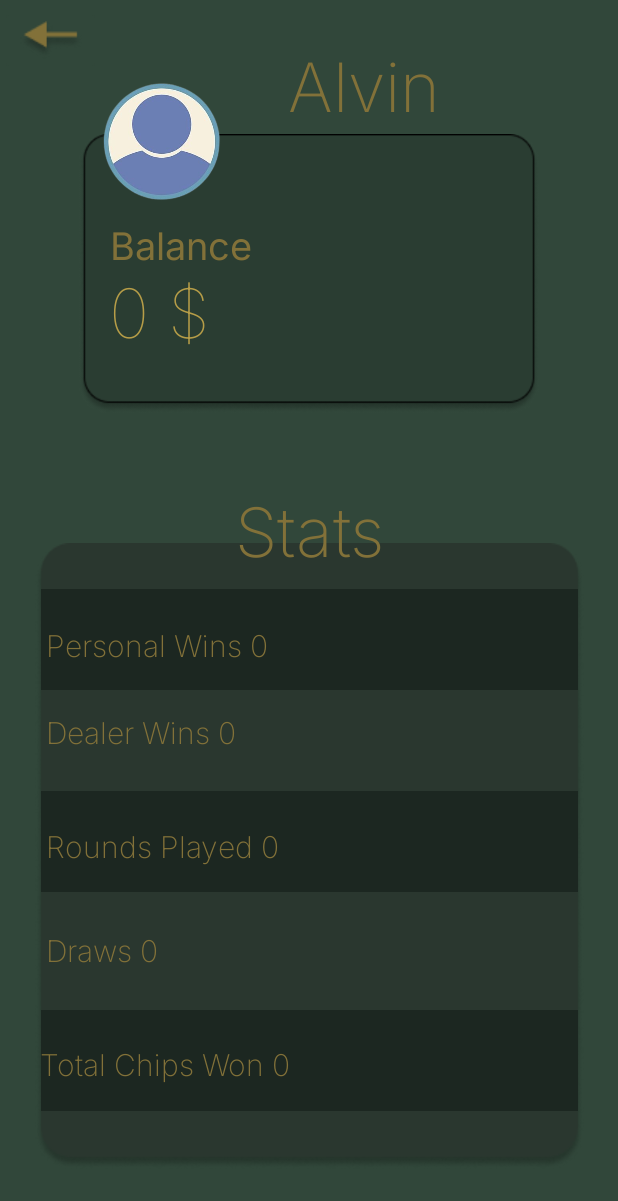
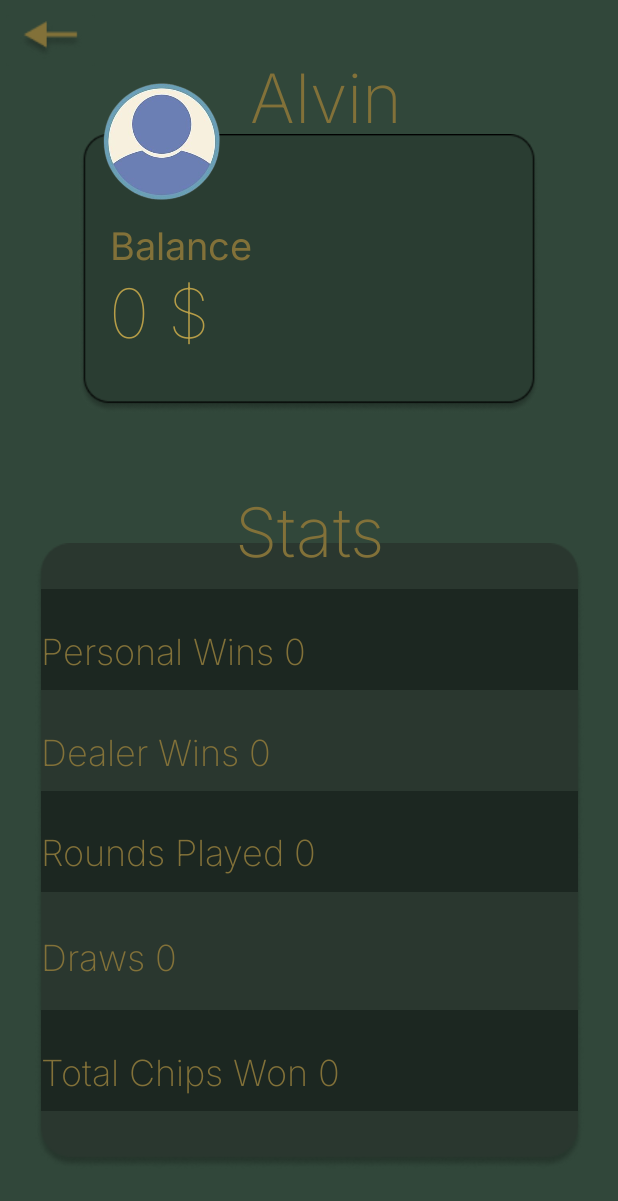
Before and after one commit to alvinjhson/CardGame, an Android app: the StatisticActivity2 screen opened directly, with no data from a screen before it, on a phone screen of 412 x 824 dp. Shown: the top 1201 px of the screen. Run offline under Robolectric (Android 15) with nearby library versions, the phone set to English and light mode, and no system bars.

Commit message:
Fixed some text style in statistic activity

```diff
--- a/app/src/main/res/layout/activity_statistic2.xml
+++ b/app/src/main/res/layout/activity_statistic2.xml
@@ -17,10 +17,10 @@
         android:textSize="45sp"
         app:layout_constraintBottom_toBottomOf="parent"
         app:layout_constraintEnd_toEndOf="parent"
-        app:layout_constraintHorizontal_bias="0.922"
+        app:layout_constraintHorizontal_bias="0.8"
         app:layout_constraintStart_toStartOf="parent"
         app:layout_constraintTop_toTopOf="parent"
-        app:layout_constraintVertical_bias="0.031" />
+        app:layout_constraintVertical_bias="0.041" />
 
     <ImageView
         android:id="@+id/imageView2"
@@ -70,75 +70,75 @@
 
     <TextView
         android:id="@+id/playerWinsView"
-        android:layout_width="200dp"
-        android:layout_height="46dp"
+        android:layout_width="300dp"
+        android:layout_height="43dp"
         android:fontFamily="@font/inter_extralight"
         android:text="TextView"
         android:textColor="#827139"
-        android:textSize="20sp"
+        android:textSize="24sp"
         app:layout_constraintBottom_toBottomOf="parent"
         app:layout_constraintEnd_toEndOf="parent"
-        app:layout_constraintHorizontal_bias="0.146"
+        app:layout_constraintHorizontal_bias="0.243"
         app:layout_constraintStart_toStartOf="parent"
         app:layout_constraintTop_toTopOf="parent"
         app:layout_constraintVertical_bias="0.534" />
 
     <TextView
         android:id="@+id/dealerWinView"
-        android:layout_width="200dp"
-        android:layout_height="46dp"
+        android:layout_width="300dp"
+        android:layout_height="43dp"
         android:fontFamily="@font/inter_extralight"
         android:text="TextView"
         android:textColor="#827139"
-        android:textSize="20sp"
+        android:textSize="24sp"
         app:layout_constraintBottom_toBottomOf="parent"
         app:layout_constraintEnd_toEndOf="parent"
-        app:layout_constraintHorizontal_bias="0.146"
+        app:layout_constraintHorizontal_bias="0.243"
         app:layout_constraintStart_toStartOf="parent"
         app:layout_constraintTop_toTopOf="parent"
-        app:layout_constraintVertical_bias="0.608" />
+        app:layout_constraintVertical_bias="0.62" />
+
+    <TextView
+        android:id="@+id/drawView"
+        android:layout_width="300dp"
+        android:layout_height="43dp"
+        android:fontFamily="@font/inter_extralight"
+        android:text="TextView"
+        android:textColor="#827139"
+        android:textSize="24sp"
+        app:layout_constraintBottom_toBottomOf="parent"
+        app:layout_constraintEnd_toEndOf="parent"
+        app:layout_constraintHorizontal_bias="0.243"
+        app:layout_constraintStart_toStartOf="parent"
+        app:layout_constraintTop_toTopOf="parent"
+        app:layout_constraintVertical_bias="0.795" />
 
     <TextView
         android:id="@+id/totalChipsWonView"
-        android:layout_width="230dp"
-        android:layout_height="46dp"
+        android:layout_width="300dp"
+        android:layout_height="43dp"
         android:fontFamily="@font/inter_extralight"
         android:text="TextView"
         android:textColor="#827139"
-        android:textSize="20sp"
+        android:textSize="24sp"
         app:layout_constraintBottom_toBottomOf="parent"
         app:layout_constraintEnd_toEndOf="parent"
-        app:layout_constraintHorizontal_bias="0.146"
+        app:layout_constraintHorizontal_bias="0.243"
         app:layout_constraintStart_toStartOf="parent"
         app:layout_constraintTop_toTopOf="parent"
         app:layout_constraintVertical_bias="0.893" />
 
     <TextView
-        android:id="@+id/drawView"
-        android:layout_width="200dp"
-        android:layout_height="46dp"
+        android:id="@+id/roundsPlayedView"
+        android:layout_width="300dp"
+        android:layout_height="44dp"
         android:fontFamily="@font/inter_extralight"
         android:text="TextView"
         android:textColor="#827139"
-        android:textSize="20sp"
+        android:textSize="24sp"
         app:layout_constraintBottom_toBottomOf="parent"
         app:layout_constraintEnd_toEndOf="parent"
-        app:layout_constraintHorizontal_bias="0.146"
-        app:layout_constraintStart_toStartOf="parent"
-        app:layout_constraintTop_toTopOf="parent"
-        app:layout_constraintVertical_bias="0.795" />
-
-    <TextView
-        android:id="@+id/roundsPlayedView"
-        android:layout_width="200dp"
-        android:layout_height="46dp"
-        android:fontFamily="@font/inter_extralight"
-        android:text="TextView"
-        android:textColor="#827139"
-        android:textSize="20sp"
-        app:layout_constraintBottom_toBottomOf="parent"
-        app:layout_constraintEnd_toEndOf="parent"
-        app:layout_constraintHorizontal_bias="0.146"
+        app:layout_constraintHorizontal_bias="0.243"
         app:layout_constraintStart_toStartOf="parent"
         app:layout_constraintTop_toTopOf="parent"
         app:layout_constraintVertical_bias="0.706" />
```
